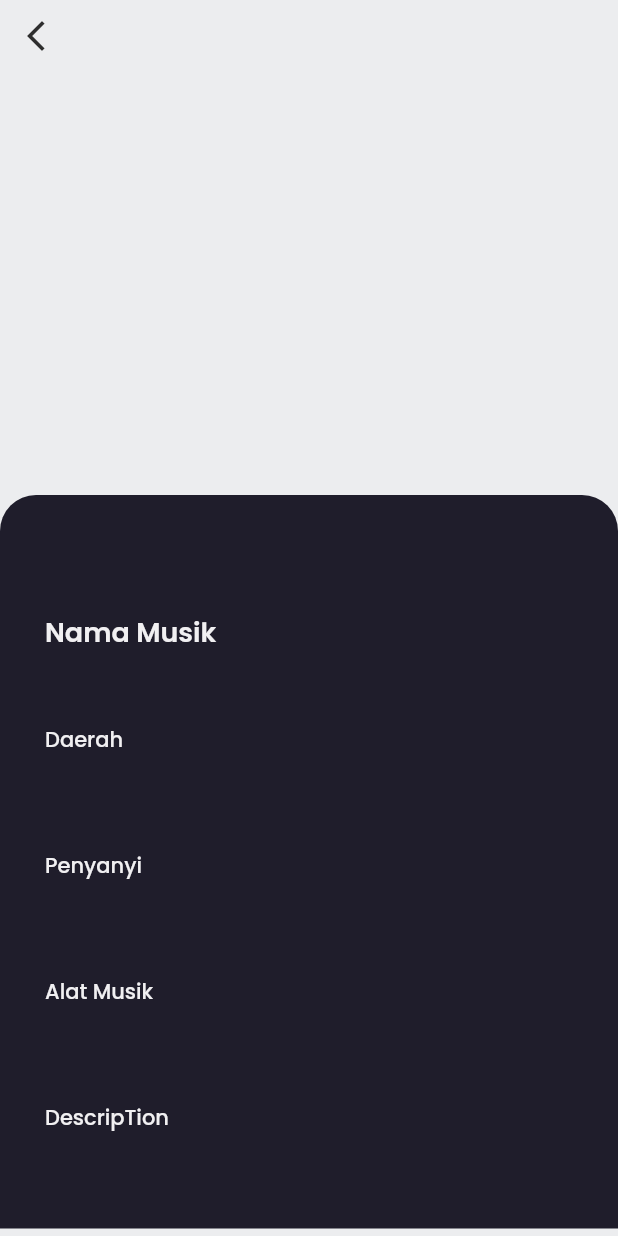
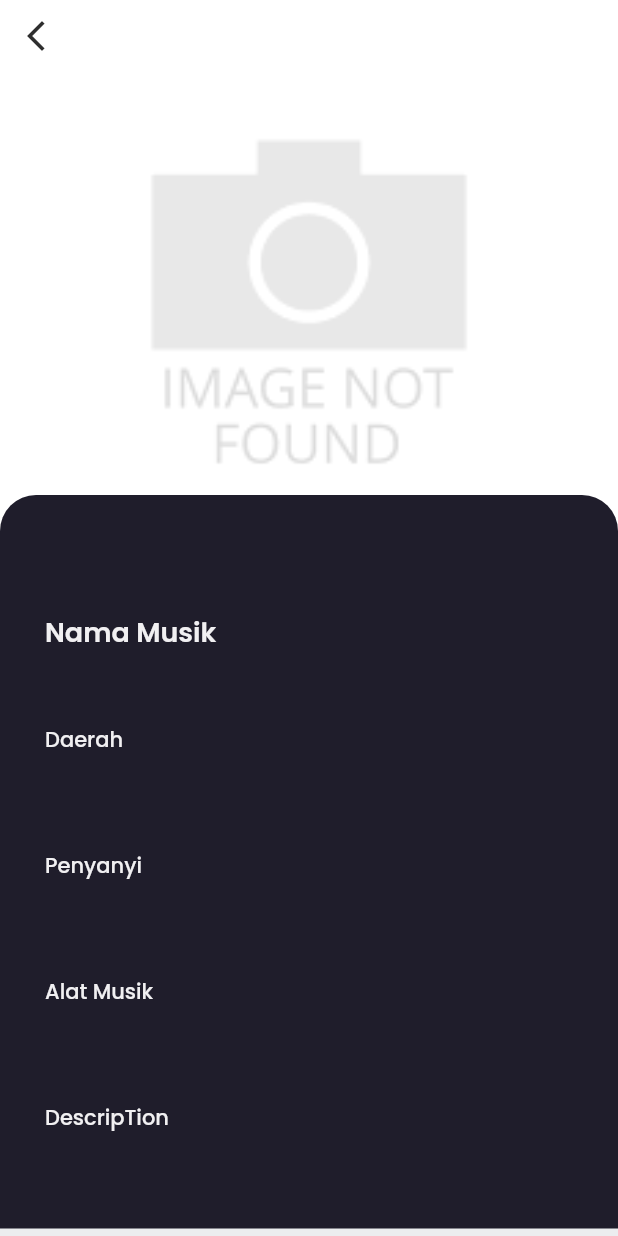
Before and after one commit to rafiyandi/Clasification-Genre-Musik-Tradisional-Using-Long-short-term-memory-LSTM--Mobile, a Flutter app: the DetailMusicPage screen opened directly with empty values, on a phone screen of 412 x 824 dp. Run offline on Flutter 3.47's test engine with Material 2 defaults, Android fonts, the phone set to English and light mode, and no system bars; drawn by our look-alikes of carousel_slider, smooth_page_indicator; our stand-ins replace cached_network_image, dio, file_picker, google_fonts, open_file, pdf and 1 more; missing offline and left inert: staggered_grid_view_flutter; network calls fail.

Commit message:
validasi image not found

```diff
--- a/lib/presentation/page/home/detail_musik_page.dart
+++ b/lib/presentation/page/home/detail_musik_page.dart
@@ -1,6 +1,7 @@
 import 'package:carousel_slider/carousel_slider.dart';
 import 'package:flutter/material.dart';
 import 'package:genremusik/model/music_model.dart';
+import 'package:genremusik/presentation/page/home/model/image_not_found.dart';
 import 'package:genremusik/shared/theme.dart';
 import 'package:smooth_page_indicator/smooth_page_indicator.dart';
 
@@ -133,7 +134,9 @@ class _DetailMusicPageState extends State<DetailMusicPage> {
           Column(
             mainAxisAlignment: MainAxisAlignment.center,
             children: [
-              CarouselSlider.builder(
+              widget.music.galleries.isEmpty
+                  ? imageNotFound(400)
+                  : CarouselSlider.builder(
                       options: CarouselOptions(
                         height: 400,
                         viewportFraction: 1,
--- /dev/null
+++ b/lib/presentation/page/home/model/image_not_found.dart
@@ -0,0 +1,12 @@
+import 'package:flutter/material.dart';
+
+Widget imageNotFound(double height) {
+  return SizedBox(
+    width: double.infinity,
+    height: height,
+    child: Image.asset(
+      "assets/image/image_not_found.png",
+      fit: BoxFit.cover,
+    ),
+  );
+}
--- a/lib/services/hasil_services.dart
+++ b/lib/services/hasil_services.dart
@@ -1,13 +1,16 @@
 import 'package:dio/dio.dart';
 import 'package:genremusik/model/hasil_model.dart';
+import 'package:genremusik/utils/constants.dart' as constants;
 
 class HasilServices {
-  String baseUrl = 'http://192.168.35.80:8000/api';
+  // String baseUrl = 'http://192.168.35.80:8000/api';
+  // String endpoint = constants.Server_APi;
+  String endpoint = "${constants.Server_APi}/hasil";
 
   Dio dio = Dio();
 
   Future<List<HasilModel>> getHasil() async {
-    var url = '$baseUrl/hasil';
+    var url = endpoint;
 
     var response = await dio.get(
       url,
--- a/lib/services/music_services.dart
+++ b/lib/services/music_services.dart
@@ -1,13 +1,17 @@
 import 'package:dio/dio.dart';
 import 'package:genremusik/model/music_model.dart';
+import 'package:genremusik/utils/constants.dart' as constants;
 
 class MusicServices {
-  String baseUrl = 'http://192.168.35.80:8000/api';
+  // String endpoint = constants.Server_APi;
+  String endpoint = "${constants.Server_APi}/music";
+
+  // String baseUrl = 'http://192.168.35.80:8000/api';
 
   Dio dio = Dio();
 
   Future<List<MusicModel>> getMusics() async {
-    var url = '$baseUrl/music';
+    var url = endpoint;
 
     var response = await dio.get(url,
         options: Options(headers: {
--- a/lib/services/upload_service.dart
+++ b/lib/services/upload_service.dart
@@ -3,9 +3,10 @@ import 'dart:io';
 
 import 'package:dio/dio.dart';
 import 'package:genremusik/model/upload_model.dart';
+import 'package:genremusik/utils/constants.dart' as constants;
 
 class UploadService {
-  String baseUrl = 'http://192.168.35.80:8000/api';
+  String endpoint = "${constants.Server_APi}/upload";
 
   int? sent;
   int? total;
@@ -18,7 +19,7 @@ class UploadService {
     var progress;
 
     try {
-      var url = '$baseUrl/upload';
+      var url = endpoint;
       var formData = FormData.fromMap({
         'file': await MultipartFile.fromFile(file.path, filename: fileName),
       });
--- /dev/null
+++ b/lib/utils/constants.dart
@@ -0,0 +1 @@
+const String Server_APi = "http://192.168.52.80:8000/api";
--- a/pubspec.yaml
+++ b/pubspec.yaml
@@ -44,6 +44,9 @@ dependencies:
   dio: ^4.0.6
   shimmer: ^2.0.0
   file_picker: ^3.0.1
+  pdf: ^3.8.1
+  path_provider: ^2.0.11
+  open_file: ^3.2.1
 
 dev_dependencies:
   flutter_test:
```
Also changed, not shown: lib/presentation/page/hasil/hasil_klasifikasi.dart (+29 -4 lines), lib/presentation/page/hasil/model/creeate_pdf.dart (added, +70 -0 lines), lib/presentation/page/home/home_page.dart (+27 -12 lines), lib/presentation/page/home/model/musik_cart.dart (+4 -8 lines), pubspec.lock, 2 other files. Lines whose indentation alone changed are shown as unchanged.
